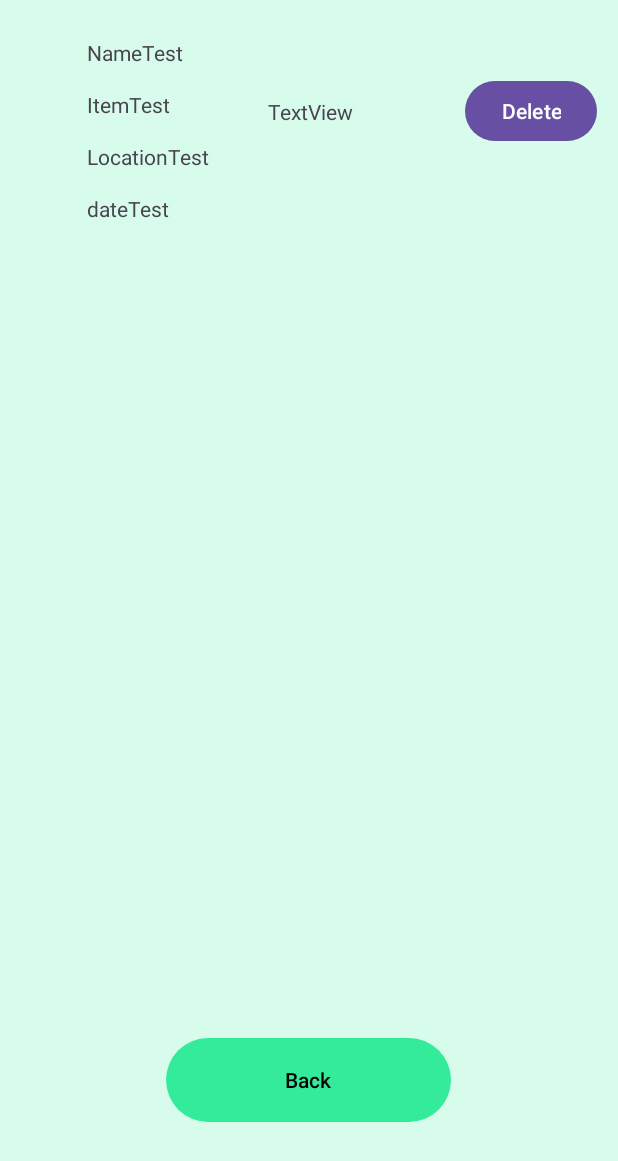
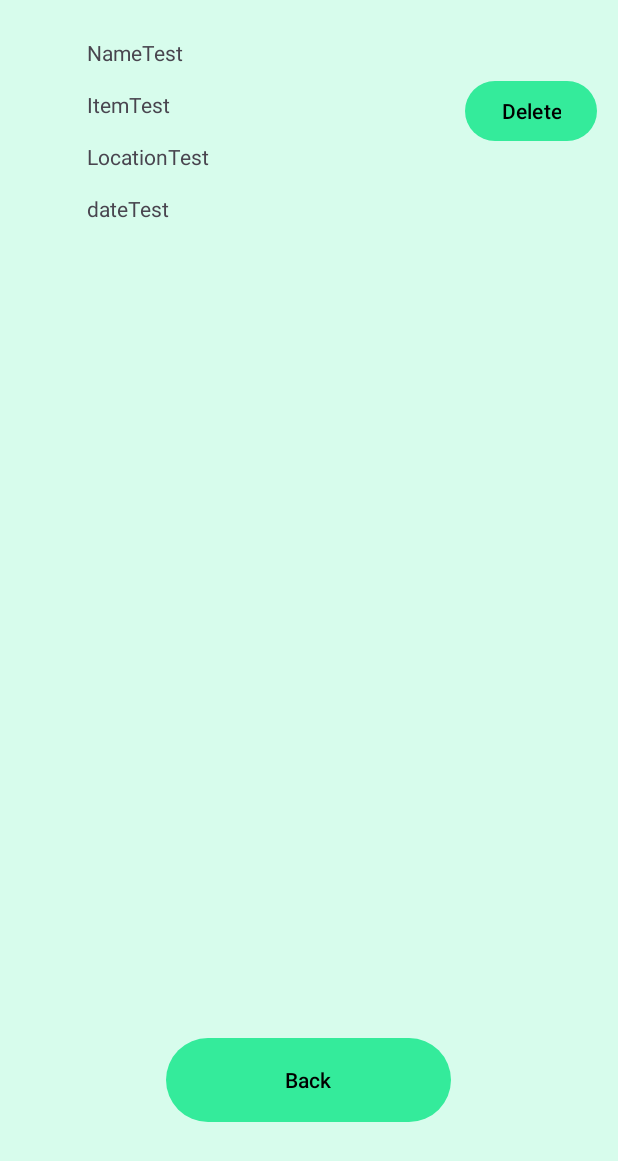
Before and after one commit to KaimonDeBruijne/Task_7.1P, an Android app: the ViewAdActivity screen opened directly, with no data from a screen before it, on a phone screen of 412 x 824 dp. Shown: the top 1161 px of the screen. Run offline under Robolectric (Android 15) with nearby library versions, the phone set to English and light mode, and no system bars; our stand-ins replace Room's generated code.

Commit message:
Small fix

```diff
--- a/app/src/main/java/kaimon/myapp/lostandfoundv2/ItemListAdapter.java
+++ b/app/src/main/java/kaimon/myapp/lostandfoundv2/ItemListAdapter.java
@@ -63,7 +63,6 @@ public class ItemListAdapter extends ListAdapter<Item, ItemListAdapter.MyViewHol
             itemName = itemView.findViewById(R.id.textView2);
             location = itemView.findViewById(R.id.textView3);
             date = itemView.findViewById(R.id.textView4);
-            lostOrFound = itemView.findViewById(R.id.textView5);
 
             delete = itemView.findViewById(R.id.delete);
         }
--- a/app/src/main/res/layout/recyclerview_layout.xml
+++ b/app/src/main/res/layout/recyclerview_layout.xml
@@ -46,7 +46,9 @@
         android:id="@+id/delete"
         android:layout_width="wrap_content"
         android:layout_height="wrap_content"
+        android:textColor="#000000"
         android:text="Delete"
+        app:backgroundTint="#34eb9b"
         app:layout_constraintBottom_toBottomOf="parent"
         app:layout_constraintEnd_toEndOf="parent"
         app:layout_constraintHorizontal_bias="0.95"
@@ -54,13 +56,4 @@
         app:layout_constraintTop_toTopOf="parent"
         app:layout_constraintVertical_bias="0.494" />
 
-    <TextView
-        android:id="@+id/textView5"
-        android:layout_width="wrap_content"
-        android:layout_height="wrap_content"
-        android:text="TextView"
-        app:layout_constraintBottom_toBottomOf="parent"
-        app:layout_constraintEnd_toEndOf="parent"
-        app:layout_constraintStart_toStartOf="parent"
-        app:layout_constraintTop_toTopOf="parent" />
 </androidx.constraintlayout.widget.ConstraintLayout>
```
